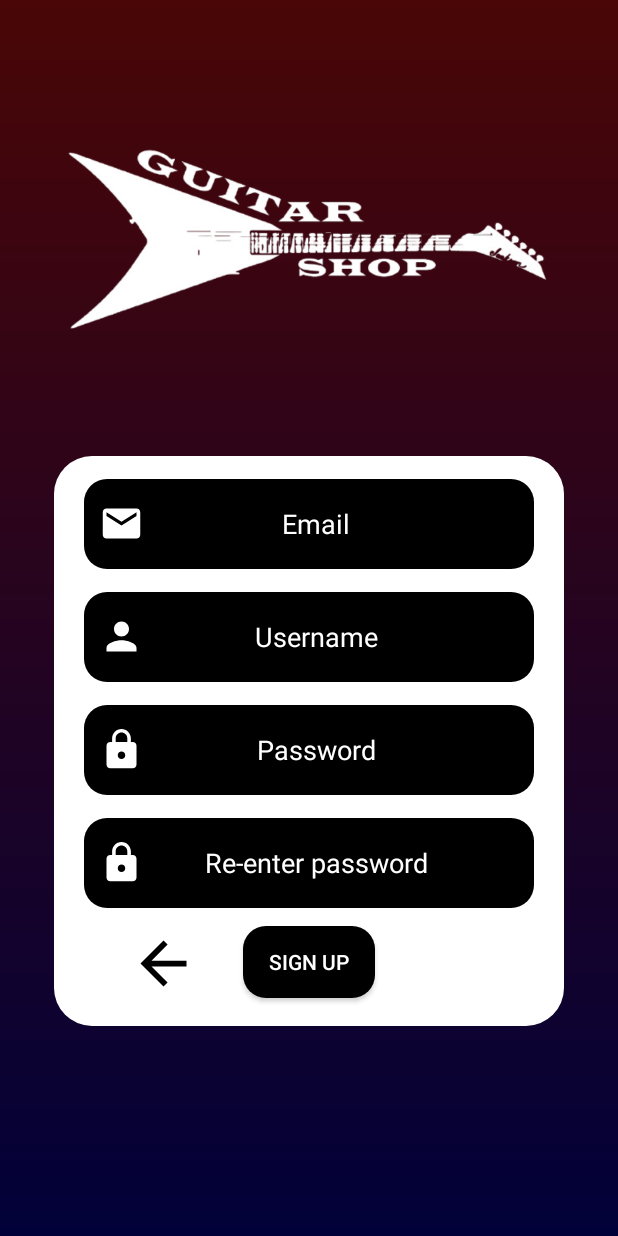
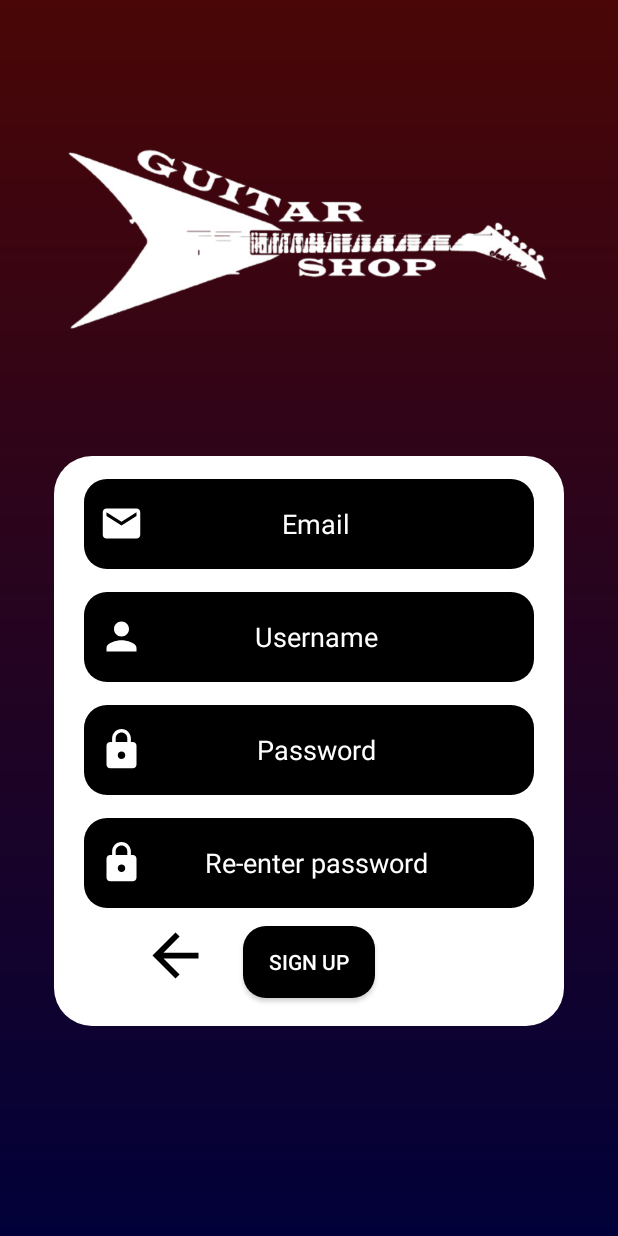
Before and after one commit to sashko021/GuitarShopMobile, an Android app: the screen it shows after launch (SignUpScreen), after a tap on "SIGN UP", on a phone screen of 412 x 824 dp. Run offline under Robolectric (Android 15) with nearby library versions, the phone set to English and light mode, and no system bars.

Commit message:
Profil edit

```diff
--- a/app/src/main/java/com/example/guitarshopmobile/LoginScreen.java
+++ b/app/src/main/java/com/example/guitarshopmobile/LoginScreen.java
@@ -26,7 +26,7 @@ public class LoginScreen extends AppCompatActivity {
         sign_up_btn.setOnClickListener(new View.OnClickListener() {
             @Override
             public void onClick(View view) {
-                Intent signup = new Intent("com.example.guitarshopmobile.SignUpScreen");
+                Intent signup = new Intent(LoginScreen.this, SignUpScreen.class);
                 startActivity(signup);
             }
         });
@@ -36,7 +36,7 @@ public class LoginScreen extends AppCompatActivity {
         login_btn.setOnClickListener(new View.OnClickListener() {
             @Override
             public void onClick(View view) {
-                Intent login = new Intent("android.intent.action.MAIN");
+                Intent login = new Intent(LoginScreen.this, ElectricGuitar.class);
                 startActivity(login);
             }
         });
--- a/app/src/main/java/com/example/guitarshopmobile/SignUpScreen.java
+++ b/app/src/main/java/com/example/guitarshopmobile/SignUpScreen.java
@@ -5,6 +5,7 @@ import android.os.Bundle;
 import android.view.View;
 import android.widget.EditText;
 import android.widget.ImageButton;
+import android.widget.Toast;
 
 import androidx.appcompat.app.AppCompatActivity;
 import androidx.appcompat.widget.AppCompatButton;
@@ -35,6 +36,21 @@ public class SignUpScreen extends AppCompatActivity {
                 startActivity(backtoLogin);
             }
         });
+        btn_sign.setOnClickListener(new View.OnClickListener() {
+            @Override
+            public void onClick(View view) {
+                Usermodel usermodel;
+
+                    usermodel = new Usermodel(1,username.getText().toString(),email.getText().toString(), password.getText().toString());
+
+             SQLiteHelper sqliteHelper = new SQLiteHelper(SignUpScreen.this);
+
+                 boolean success = sqliteHelper.addOne( usermodel );
+
+                Toast.makeText(SignUpScreen.this, "Success="+ success, Toast.LENGTH_LONG).show();
+            }
+        });
+
 
     }
 }
--- a/app/src/main/java/com/example/guitarshopmobile/Usermodel.java
+++ b/app/src/main/java/com/example/guitarshopmobile/Usermodel.java
@@ -1,6 +1,6 @@
 package com.example.guitarshopmobile;
 
-public class users {
+public class Usermodel {
 
     private int id;
     private String username;
@@ -8,7 +8,7 @@ public class users {
     private String password;
 
 
-    public users(int id, String username, String email, String password) {
+    public Usermodel(int id, String username, String email, String password) {
         this.id = id;
         this.username = username;
         this.email = email;
--- a/app/src/main/res/layout/sign_up_screen.xml
+++ b/app/src/main/res/layout/sign_up_screen.xml
@@ -36,7 +36,8 @@
             android:layout_centerHorizontal="true"
             android:textAlignment="center"
             android:paddingStart="10dp"
-            android:paddingEnd="30dp">
+            android:paddingEnd="30dp"
+            android:inputType="textEmailAddress">
 
         </EditText>
         <EditText
@@ -53,7 +54,8 @@
             android:textAlignment="center"
             android:paddingStart="10dp"
             android:paddingEnd="30dp"
-            android:layout_below="@id/email">
+            android:layout_below="@id/email"
+            android:inputType="text">
 
         </EditText>
         <EditText
@@ -70,7 +72,8 @@
             android:textAlignment="center"
             android:paddingStart="10dp"
             android:paddingEnd="30dp"
-            android:layout_below="@id/username">
+            android:layout_below="@id/username"
+            android:inputType="textPassword">
 
         </EditText>
         <EditText
@@ -87,7 +90,8 @@
             android:textAlignment="center"
             android:paddingStart="10dp"
             android:paddingEnd="30dp"
-            android:layout_below="@id/password">
+            android:layout_below="@id/password"
+            android:inputType="textPassword">
 
         </EditText>
         <androidx.appcompat.widget.AppCompatButton
@@ -102,16 +106,18 @@
             android:layout_marginTop="12dp">
 
         </androidx.appcompat.widget.AppCompatButton>
+
         <ImageButton
             android:id="@+id/back_btn"
-            android:layout_width="wrap_content"
-            android:layout_height="wrap_content"
-            app:srcCompat="@drawable/baseline_arrow_back_24_46dp"
+            android:layout_width="64dp"
+            android:layout_height="60dp"
+            android:layout_below="@id/reenter_password"
+            android:layout_marginTop="1dp"
+            android:layout_marginEnd="13dp"
+            android:layout_toStartOf="@id/signup_btn"
             android:background="@color/white"
-            android:layout_below="@id/reenter_password"
-            android:layout_toStartOf="@id/signup_btn"
-            android:layout_marginTop="14dp"
-            android:layout_marginEnd="30dp">
+            android:contentDescription="back_btn"
+            app:srcCompat="@drawable/baseline_arrow_back_24_46dp">
 
         </ImageButton>
     </RelativeLayout>
```
Also changed, not shown: app/src/main/java/com/example/guitarshopmobile/SQLiteHelper.java (+20 -2 lines).
